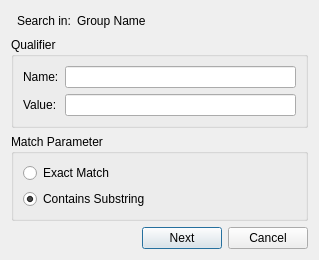
Old version of the form src/corelibs/U2View/src/ov_sequence/ui/SearchQualifierDialog.ui in the repository violethaze74/ugene.
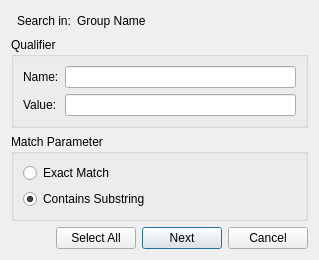
New version of the form.

Commit message: UGENE-853 Search qualifier in the annotation tree

```diff
--- a/src/corelibs/U2View/src/ov_sequence/ui/SearchQualifierDialog.ui
+++ b/src/corelibs/U2View/src/ov_sequence/ui/SearchQualifierDialog.ui
@@ -29,6 +29,13 @@
        </property>
       </spacer>
      </item>
+     <item>
+      <widget class="QPushButton" name="selectAllButton">
+       <property name="text">
+        <string>Select All</string>
+       </property>
+      </widget>
+     </item>
      <item>
       <widget class="QPushButton" name="nextButton">
        <property name="text">
```
Left out of the diff: 8 changed lines with no effect on the pictures. The commit also changes 4 other files.
